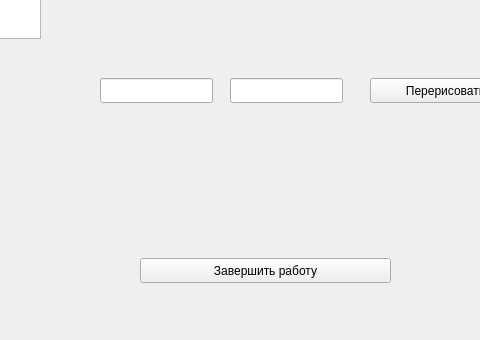
Above: base.ui from lunaplush/crypto before the change; both pictures show x 300 to 780 and y 531 to 871 of the 1154 by 871 pixel window. Below: the same form after it.
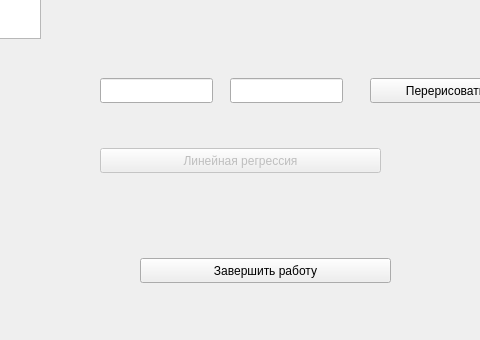
That is the form after the change.

Commit message: Линейная регрессия

Patch:
```diff
--- a/base.ui
+++ b/base.ui
@@ -94,6 +94,33 @@
      <string>Показать весь период</string>
     </property>
    </widget>
+   <widget class="QPushButton" name="btnLinReg">
+    <property name="enabled">
+     <bool>false</bool>
+    </property>
+    <property name="geometry">
+     <rect>
+      <x>400</x>
+      <y>660</y>
+      <width>281</width>
+      <height>25</height>
+     </rect>
+    </property>
+    <property name="text">
+     <string>Линейная регрессия</string>
+    </property>
+   </widget>
+   <widget class="QWidget" name="horizontalLayoutWidget">
+    <property name="geometry">
+     <rect>
+      <x>40</x>
+      <y>590</y>
+      <width>321</width>
+      <height>231</height>
+     </rect>
+    </property>
+    <layout class="QHBoxLayout" name="ResultLayout"/>
+   </widget>
   </widget>
   <widget class="QMenuBar" name="menubar">
    <property name="geometry">
```
The commit also changes 3 other files.
